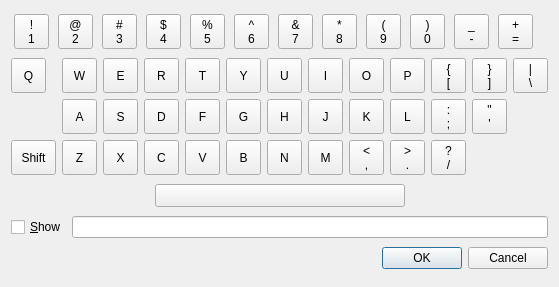
Old version of the form branches/trunk/UI/keyboard.ui in the repository textbrowser/spot-on.
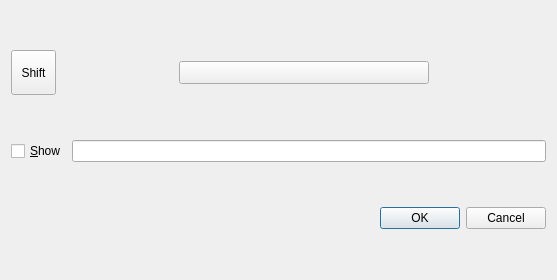
New version of the form. Icons and pictures are not drawn.

Commit message: Virtual keyboard.

```diff
--- a/branches/trunk/UI/keyboard.ui
+++ b/branches/trunk/UI/keyboard.ui
@@ -7,7 +7,7 @@
     <x>0</x>
     <y>0</y>
     <width>557</width>
-    <height>287</height>
+    <height>280</height>
    </rect>
   </property>
   <property name="windowTitle">
@@ -19,635 +19,19 @@
   </property>
   <layout class="QVBoxLayout" name="verticalLayout">
    <item>
-    <layout class="QHBoxLayout" name="horizontalLayout">
-     <item>
-      <widget class="QToolButton" name="t1">
-       <property name="minimumSize">
-        <size>
-         <width>35</width>
-         <height>35</height>
-        </size>
-       </property>
-       <property name="text">
-        <string>!
-1</string>
-       </property>
-      </widget>
-     </item>
-     <item>
-      <widget class="QToolButton" name="t2">
-       <property name="minimumSize">
-        <size>
-         <width>35</width>
-         <height>35</height>
-        </size>
-       </property>
-       <property name="text">
-        <string>@
-2</string>
-       </property>
-      </widget>
-     </item>
-     <item>
-      <widget class="QToolButton" name="t3">
-       <property name="minimumSize">
-        <size>
-         <width>35</width>
-         <height>35</height>
-        </size>
-       </property>
-       <property name="text">
-        <string>#
-3</string>
-       </property>
-      </widget>
-     </item>
-     <item>
-      <widget class="QToolButton" name="t4">
-       <property name="minimumSize">
-        <size>
-         <width>35</width>
-         <height>35</height>
-        </size>
-       </property>
-       <property name="text">
-        <string>$
-4</string>
-       </property>
-      </widget>
-     </item>
-     <item>
-      <widget class="QToolButton" name="t5">
-       <property name="minimumSize">
-        <size>
-         <width>35</width>
-         <height>35</height>
-        </size>
-       </property>
-       <property name="text">
-        <string>%
-5</string>
-       </property>
-      </widget>
-     </item>
-     <item>
-      <widget class="QToolButton" name="t6">
-       <property name="minimumSize">
-        <size>
-         <width>35</width>
-         <height>35</height>
-        </size>
-       </property>
-       <property name="text">
-        <string>^
-6</string>
-       </property>
-      </widget>
-     </item>
-     <item>
-      <widget class="QToolButton" name="t7">
-       <property name="minimumSize">
-        <size>
-         <width>35</width>
-         <height>35</height>
-        </size>
-       </property>
-       <property name="text">
-        <string>&amp;&amp;
-7</string>
-       </property>
-      </widget>
-     </item>
-     <item>
-      <widget class="QToolButton" name="t8">
-       <property name="minimumSize">
-        <size>
-         <width>35</width>
-         <height>35</height>
-        </size>
-       </property>
-       <property name="text">
-        <string>*
-8</string>
-       </property>
-      </widget>
-     </item>
-     <item>
-      <widget class="QToolButton" name="t9on_9">
-       <property name="minimumSize">
-        <size>
-         <width>35</width>
-         <height>35</height>
-        </size>
-       </property>
-       <property name="text">
-        <string>(
-9</string>
-       </property>
-      </widget>
-     </item>
-     <item>
-      <widget class="QToolButton" name="t10">
-       <property name="minimumSize">
-        <size>
-         <width>35</width>
-         <height>35</height>
-        </size>
-       </property>
-       <property name="text">
-        <string>)
-0</string>
-       </property>
-      </widget>
-     </item>
-     <item>
-      <widget class="QToolButton" name="t11">
-       <property name="minimumSize">
-        <size>
-         <width>35</width>
-         <height>35</height>
-        </size>
-       </property>
-       <property name="text">
-        <string>_
--</string>
-       </property>
-      </widget>
-     </item>
-     <item>
-      <widget class="QToolButton" name="t12">
-       <property name="minimumSize">
-        <size>
-         <width>35</width>
-         <height>35</height>
-        </size>
-       </property>
-       <property name="text">
-        <string>+
-=</string>
-       </property>
-      </widget>
-     </item>
-    </layout>
+    <layout class="QHBoxLayout" name="number_layout"/>
    </item>
    <item>
-    <layout class="QGridLayout" name="gridLayout">
-     <item row="0" column="0">
-      <widget class="QToolButton" name="toolButton_13">
-       <property name="minimumSize">
-        <size>
-         <width>35</width>
-         <height>35</height>
-        </size>
-       </property>
-       <property name="text">
-        <string>Q</string>
-       </property>
-      </widget>
-     </item>
-     <item row="0" column="1">
-      <widget class="QToolButton" name="toolButton_14">
-       <property name="minimumSize">
-        <size>
-         <width>35</width>
-         <height>35</height>
-        </size>
-       </property>
-       <property name="text">
-        <string>W</string>
-       </property>
-      </widget>
-     </item>
-     <item row="0" column="2">
-      <widget class="QToolButton" name="toolButton_15">
-       <property name="minimumSize">
-        <size>
-         <width>35</width>
-         <height>35</height>
-        </size>
-       </property>
-       <property name="text">
-        <string>E</string>
-       </property>
-      </widget>
-     </item>
-     <item row="0" column="3">
-      <widget class="QToolButton" name="toolButton_16">
-       <property name="minimumSize">
-        <size>
-         <width>35</width>
-         <height>35</height>
-        </size>
-       </property>
-       <property name="text">
-        <string>R</string>
-       </property>
-      </widget>
-     </item>
-     <item row="0" column="4">
-      <widget class="QToolButton" name="toolButton_17">
-       <property name="minimumSize">
-        <size>
-         <width>35</width>
-         <height>35</height>
-        </size>
-       </property>
-       <property name="text">
-        <string>T</string>
-       </property>
-      </widget>
-     </item>
-     <item row="0" column="5">
-      <widget class="QToolButton" name="toolButton_18">
-       <property name="minimumSize">
-        <size>
-         <width>35</width>
-         <height>35</height>
-        </size>
-       </property>
-       <property name="text">
-        <string>Y</string>
-       </property>
-      </widget>
-     </item>
-     <item row="0" column="6">
-      <widget class="QToolButton" name="toolButton_19">
-       <property name="minimumSize">
-        <size>
-         <width>35</width>
-         <height>35</height>
-        </size>
-       </property>
-       <property name="text">
-        <string>U</string>
-       </property>
-      </widget>
-     </item>
-     <item row="0" column="7">
-      <widget class="QToolButton" name="toolButton_20">
-       <property name="minimumSize">
-        <size>
-         <width>35</width>
-         <height>35</height>
-        </size>
-       </property>
-       <property name="text">
-        <string>I</string>
-       </property>
-      </widget>
-     </item>
-     <item row="0" column="8">
-      <widget class="QToolButton" name="toolButton_21">
-       <property name="minimumSize">
-        <size>
-         <width>35</width>
-         <height>35</height>
-        </size>
-       </property>
-       <property name="text">
-        <string>O</string>
-       </property>
-      </widget>
-     </item>
-     <item row="0" column="9">
-      <widget class="QToolButton" name="toolButton_22">
-       <property name="minimumSize">
-        <size>
-         <width>35</width>
-         <height>35</height>
-        </size>
-       </property>
-       <property name="text">
-        <string>P</string>
-       </property>
-      </widget>
-     </item>
-     <item row="0" column="10">
-      <widget class="QToolButton" name="toolButton_23">
-       <property name="minimumSize">
-        <size>
-         <width>35</width>
-         <height>35</height>
-        </size>
-       </property>
-       <property name="text">
-        <string>{
-[</string>
-       </property>
-      </widget>
-     </item>
-     <item row="0" column="11">
-      <widget class="QToolButton" name="toolButton_24">
-       <property name="minimumSize">
-        <size>
-         <width>35</width>
-         <height>35</height>
-        </size>
-       </property>
-       <property name="text">
-        <string>}
-]</string>
-       </property>
-      </widget>
-     </item>
-     <item row="0" column="12">
-      <widget class="QToolButton" name="toolButton_25">
-       <property name="minimumSize">
-        <size>
-         <width>35</width>
-         <height>35</height>
-        </size>
-       </property>
-       <property name="text">
-        <string>|
-\</string>
-       </property>
-      </widget>
-     </item>
-     <item row="2" column="10">
-      <widget class="QToolButton" name="toolButton_47">
-       <property name="minimumSize">
-        <size>
-         <width>35</width>
-         <height>35</height>
-        </size>
-       </property>
-       <property name="text">
-        <string>?
-/</string>
-       </property>
-      </widget>
-     </item>
-     <item row="2" column="9">
-      <widget class="QToolButton" name="toolButton_43">
-       <property name="minimumSize">
-        <size>
-         <width>35</width>
-         <height>35</height>
-        </size>
-       </property>
-       <property name="text">
-        <string>&gt;
-.</string>
-       </property>
-      </widget>
-     </item>
-     <item row="2" column="8">
-      <widget class="QToolButton" name="toolButton_40">
-       <property name="minimumSize">
-        <size>
-         <width>35</width>
-         <height>35</height>
-        </size>
-       </property>
-       <property name="text">
-        <string>&lt;
-,</string>
-       </property>
-      </widget>
-     </item>
-     <item row="2" column="7">
-      <widget class="QToolButton" name="toolButton_48">
-       <property name="minimumSize">
-        <size>
-         <width>35</width>
-         <height>35</height>
-        </size>
-       </property>
-       <property name="text">
-        <string>M</string>
-       </property>
-      </widget>
-     </item>
-     <item row="2" column="6">
-      <widget class="QToolButton" name="toolButton_41">
-       <property name="minimumSize">
-        <size>
-         <width>35</width>
-         <height>35</height>
-        </size>
-       </property>
-       <property name="text">
-        <string>N</string>
-       </property>
-      </widget>
-     </item>
-     <item row="2" column="5">
-      <widget class="QToolButton" name="toolButton_32">
-       <property name="minimumSize">
-        <size>
-         <width>35</width>
-         <height>35</height>
-        </size>
-       </property>
-       <property name="text">
-        <string>B</string>
-       </property>
-      </widget>
-     </item>
-     <item row="2" column="4">
-      <widget class="QToolButton" name="toolButton_44">
-       <property name="minimumSize">
-        <size>
-         <width>35</width>
-         <height>35</height>
-        </size>
-       </property>
-       <property name="text">
-        <string>V</string>
-       </property>
-      </widget>
-     </item>
-     <item row="2" column="3">
-      <widget class="QToolButton" name="toolButton_45">
-       <property name="minimumSize">
-        <size>
-         <width>35</width>
-         <height>35</height>
-        </size>
-       </property>
-       <property name="text">
-        <string>C</string>
-       </property>
-      </widget>
-     </item>
-     <item row="2" column="2">
-      <widget class="QToolButton" name="toolButton_39">
-       <property name="minimumSize">
-        <size>
-         <width>35</width>
-         <height>35</height>
-        </size>
-       </property>
-       <property name="text">
-        <string>X</string>
-       </property>
-      </widget>
-     </item>
-     <item row="2" column="1">
-      <widget class="QToolButton" name="toolButton_42">
-       <property name="minimumSize">
-        <size>
-         <width>35</width>
-         <height>35</height>
-        </size>
-       </property>
-       <property name="text">
-        <string>Z</string>
-       </property>
-      </widget>
-     </item>
-     <item row="1" column="11">
-      <widget class="QToolButton" name="toolButton_35">
-       <property name="minimumSize">
-        <size>
-         <width>35</width>
-         <height>35</height>
-        </size>
-       </property>
-       <property name="text">
-        <string>&quot;
-'</string>
-       </property>
-      </widget>
-     </item>
-     <item row="1" column="10">
-      <widget class="QToolButton" name="toolButton_37">
-       <property name="minimumSize">
-        <size>
-         <width>35</width>
-         <height>35</height>
-        </size>
-       </property>
-       <property name="text">
-        <string>:
-;</string>
-       </property>
-      </widget>
-     </item>
-     <item row="1" column="9">
-      <widget class="QToolButton" name="toolButton_30">
-       <property name="minimumSize">
-        <size>
-         <width>35</width>
-         <height>35</height>
-        </size>
-       </property>
-       <property name="text">
-        <string>L</string>
-       </property>
-      </widget>
-     </item>
-     <item row="1" column="8">
-      <widget class="QToolButton" name="toolButton_34">
-       <property name="minimumSize">
-        <size>
-         <width>35</width>
-         <height>35</height>
-        </size>
-       </property>
-       <property name="text">
-        <string>K</string>
-       </property>
-      </widget>
-     </item>
-     <item row="1" column="7">
-      <widget class="QToolButton" name="toolButton_31">
-       <property name="minimumSize">
-        <size>
-         <width>35</width>
-         <height>35</height>
-        </size>
-       </property>
-       <property name="text">
-        <string>J</string>
-       </property>
-      </widget>
-     </item>
-     <item row="1" column="6">
-      <widget class="QToolButton" name="toolButton_29">
-       <property name="minimumSize">
-        <size>
-         <width>35</width>
-         <height>35</height>
-        </size>
-       </property>
-       <property name="text">
-        <string>H</string>
-       </property>
-      </widget>
-     </item>
-     <item row="1" column="5">
-      <widget class="QToolButton" name="toolButton_27">
-       <property name="minimumSize">
-        <size>
-         <width>35</width>
-         <height>35</height>
-        </size>
-       </property>
-       <property name="text">
-        <string>G</string>
-       </property>
-      </widget>
-     </item>
-     <item row="1" column="4">
-      <widget class="QToolButton" name="toolButton_36">
-       <property name="minimumSize">
-        <size>
-         <width>35</width>
-         <height>35</height>
-        </size>
-       </property>
-       <property name="text">
-        <string>F</string>
-       </property>
-      </widget>
-     </item>
-     <item row="1" column="3">
-      <widget class="QToolButton" name="toolButton_28">
-       <property name="minimumSize">
-        <size>
-         <width>35</width>
-         <height>35</height>
-        </size>
-       </property>
-       <property name="text">
-        <string>D</string>
-       </property>
-      </widget>
-     </item>
-     <item row="1" column="2">
-      <widget class="QToolButton" name="toolButton_38">
-       <property name="minimumSize">
-        <size>
-         <width>35</width>
-         <height>35</height>
-        </size>
-       </property>
-       <property name="text">
-        <string>S</string>
-       </property>
-      </widget>
-     </item>
-     <item row="1" column="1">
-      <widget class="QToolButton" name="toolButton_33">
-       <property name="minimumSize">
-        <size>
-         <width>35</width>
-         <height>35</height>
-        </size>
-       </property>
-       <property name="text">
-        <string>A</string>
-       </property>
-      </widget>
-     </item>
-     <item row="2" column="0">
-      <widget class="QToolButton" name="toolButton_46">
+    <layout class="QGridLayout" name="character_layout"/>
+   </item>
+   <item>
+    <layout class="QHBoxLayout" name="horizontalLayout_2">
+     <item>
+      <widget class="QToolButton" name="toolButton">
        <property name="minimumSize">
         <size>
          <width>45</width>
-         <height>35</height>
+         <height>45</height>
         </size>
        </property>
        <property name="text">
@@ -655,10 +39,6 @@
        </property>
       </widget>
      </item>
-    </layout>
-   </item>
-   <item>
-    <layout class="QHBoxLayout" name="horizontalLayout_2">
      <item>
       <spacer name="horizontalSpacer_2">
        <property name="orientation">
```
Left out of the diff: 55 changed lines with no effect on the pictures. The commit also changes 14 other files.
